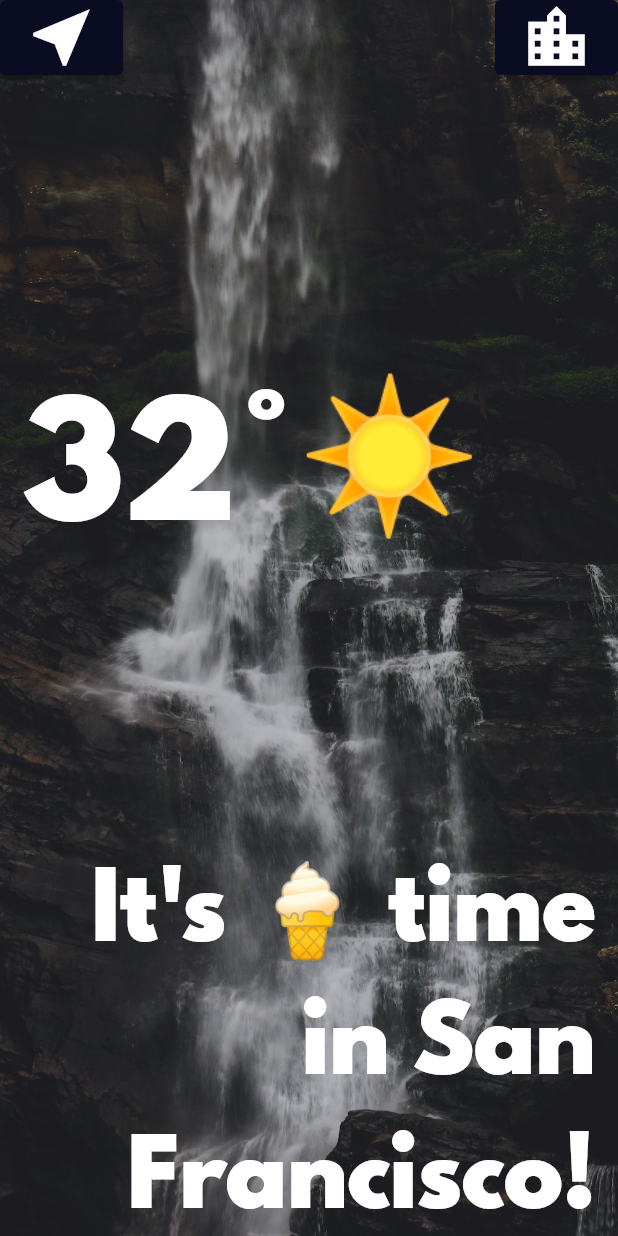
After one commit to viswanath-pamarthi/Flutter_App, a Flutter app: the LocationScreen screen opened directly, on a phone screen of 412 x 824 dp. The commit adds this screen. Run offline on Flutter 3.47's test engine with Material 2 defaults, Android fonts, the phone set to English and light mode, and no system bars; our stand-ins replace audioplayers, font_awesome_flutter, geolocator, rflutter_alert; missing offline and left inert: dart:ffi.

Commit message:
- added base code for weather screen and required assets - updated iOS target version from 9.0 to 12.0 - added Spartan font and configured in pub spec - added geo location package and added necessary permissions on Android and iOS platforms - updated my card screen to include the entry point for weather screen

```diff
--- a/lib/main.dart
+++ b/lib/main.dart
@@ -1,7 +1,10 @@
 import 'package:flutter/material.dart';
 import 'package:flutter_app/screens/bmi_calculator_page.dart';
 import 'package:flutter_app/screens/bmi_calculator_results_screen.dart';
+import 'package:flutter_app/screens/city_screen.dart';
 import 'package:flutter_app/screens/dice_page.dart';
+import 'package:flutter_app/screens/loading_screen.dart';
+import 'package:flutter_app/screens/location_screen.dart';
 import 'package:flutter_app/screens/magic_8_ball_page.dart';
 import 'package:flutter_app/screens/my_card_page.dart';
 import 'package:flutter_app/screens/quizzler_page.dart';
@@ -49,6 +52,9 @@
         BmiCalculatorPage.routeName: (context) => const BmiCalculatorPage(),
         BmiCalculatorResultsScreen.routeName: (context) =>
             BmiCalculatorResultsScreen(),
+        LoadingScreen.routeName: (context) => const LoadingScreen(),
+        LocationScreen.routeName: (context) => const LoadingScreen(),
+        CityScreen.routeName: (context) => const CityScreen()
       },
     ); //Add a "," at after each closing ) of every widget so that the file is automatically formatted with dart format
   }
--- /dev/null
+++ b/lib/screens/location_screen.dart
@@ -0,0 +1,80 @@
+import 'package:flutter/material.dart';
+import 'package:flutter_app/utilities/constants.dart';
+
+class LocationScreen extends StatefulWidget {
+  static const routeName = '/locationScreen';
+
+  const LocationScreen({Key? key}) : super(key: key);
+
+  @override
+  State<LocationScreen> createState() => _LocationScreenState();
+}
+
+class _LocationScreenState extends State<LocationScreen> {
+  @override
+  Widget build(BuildContext context) {
+    return Scaffold(
+      body: Container(
+        decoration: BoxDecoration(
+          image: DecorationImage(
+            image: AssetImage('images/location_background.jpg'),
+            fit: BoxFit.cover,
+            colorFilter: ColorFilter.mode(
+                Colors.white.withOpacity(0.8), BlendMode.dstATop),
+          ),
+        ),
+        constraints: BoxConstraints.expand(),
+        child: SafeArea(
+          child: Column(
+            mainAxisAlignment: MainAxisAlignment.spaceBetween,
+            crossAxisAlignment: CrossAxisAlignment.stretch,
+            children: <Widget>[
+              Row(
+                mainAxisAlignment: MainAxisAlignment.spaceBetween,
+                children: <Widget>[
+                  ElevatedButton(
+                    onPressed: () {},
+                    child: Icon(
+                      Icons.near_me,
+                      size: 50.0,
+                    ),
+                  ),
+                  ElevatedButton(
+                    onPressed: () {},
+                    child: Icon(
+                      Icons.location_city,
+                      size: 50.0,
+                    ),
+                  )
+                ],
+              ),
+              Padding(
+                padding: EdgeInsets.only(left: 15.0),
+                child: Row(
+                  children: <Widget>[
+                    Text(
+                      '32°',
+                      style: kTempTextStyle,
+                    ),
+                    Text(
+                      '☀️',
+                      style: kConditionTextStyle,
+                    )
+                  ],
+                ),
+              ),
+              Padding(
+                padding: EdgeInsets.only(right: 15.0),
+                child: Text(
+                  "It's 🍦 time in San Francisco!",
+                  textAlign: TextAlign.right,
+                  style: kMessageTextStyle,
+                ),
+              )
+            ],
+          ),
+        ),
+      ),
+    );
+  }
+}
--- a/lib/utilities/constants.dart
+++ b/lib/utilities/constants.dart
@@ -40,3 +40,22 @@
 const kBodyTextStyle = TextStyle(
   fontSize: 22.0,
 );
+
+const kTempTextStyle = TextStyle(
+  fontFamily: 'Spartan MB',
+  fontSize: 100.0,
+);
+
+const kConditionTextStyle = TextStyle(
+  fontSize: 100.0,
+);
+
+const kMessageTextStyle = TextStyle(
+  fontFamily: 'Spartan MB',
+  fontSize: 60.0,
+);
+
+const kButtonTextStyle = TextStyle(
+  fontSize: 30.0,
+  fontFamily: 'Spartan MB',
+);
--- a/pubspec.yaml
+++ b/pubspec.yaml
@@ -39,6 +39,7 @@
   audioplayers: ^0.20.1
   rflutter_alert: ^2.0.4
   font_awesome_flutter: ^10.1.0
+  geolocator: ^8.2.0
 dev_dependencies:
   flutter_test:
     sdk: flutter
@@ -102,3 +103,7 @@
     - family: Source Sans Pro
       fonts:
         - asset: fonts/SourceSansPro-Regular.ttf
+    - family: Spartan MB
+      fonts:
+        - asset: fonts/SpartanMB-Black.otf
+          weight: 900
```
Also changed, not shown: lib/screens/city_screen.dart (added, +55 -0 lines), lib/screens/loading_screen.dart (added, +89 -0 lines), lib/screens/my_card_page.dart (+7 -0 lines), scratch.dart (added, +34 -0 lines), fonts/SpartanMB-Black.otf (added), images/city_background.jpg (added), images/location_background.jpg (added), pubspec.lock, 5 other files.
